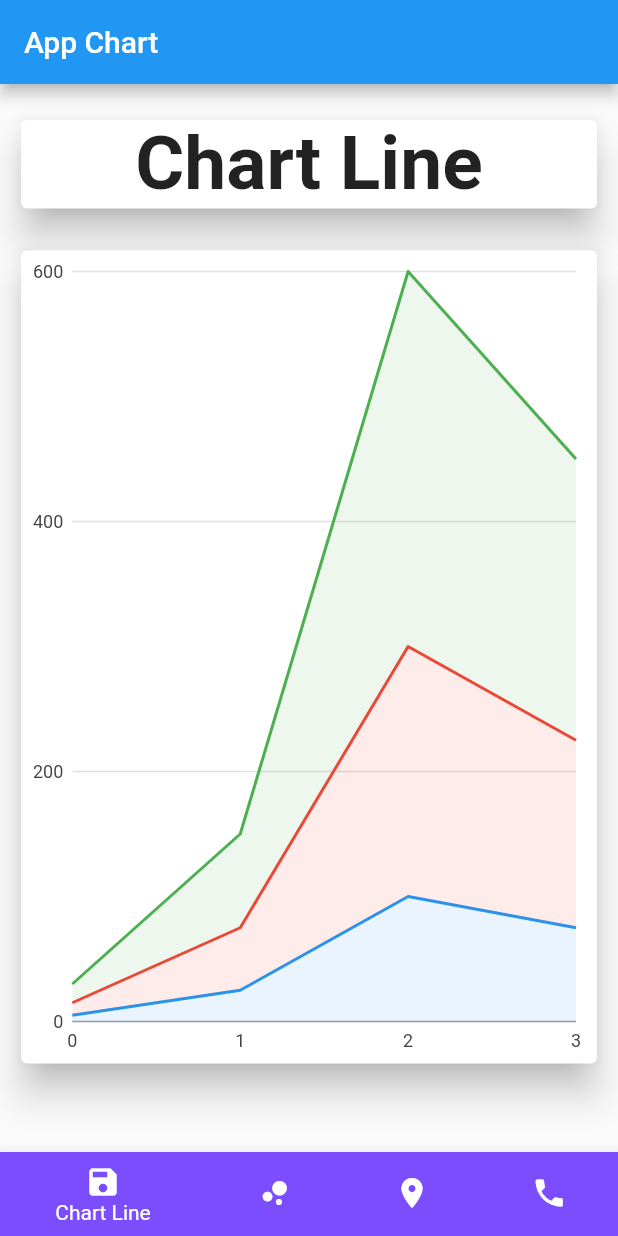
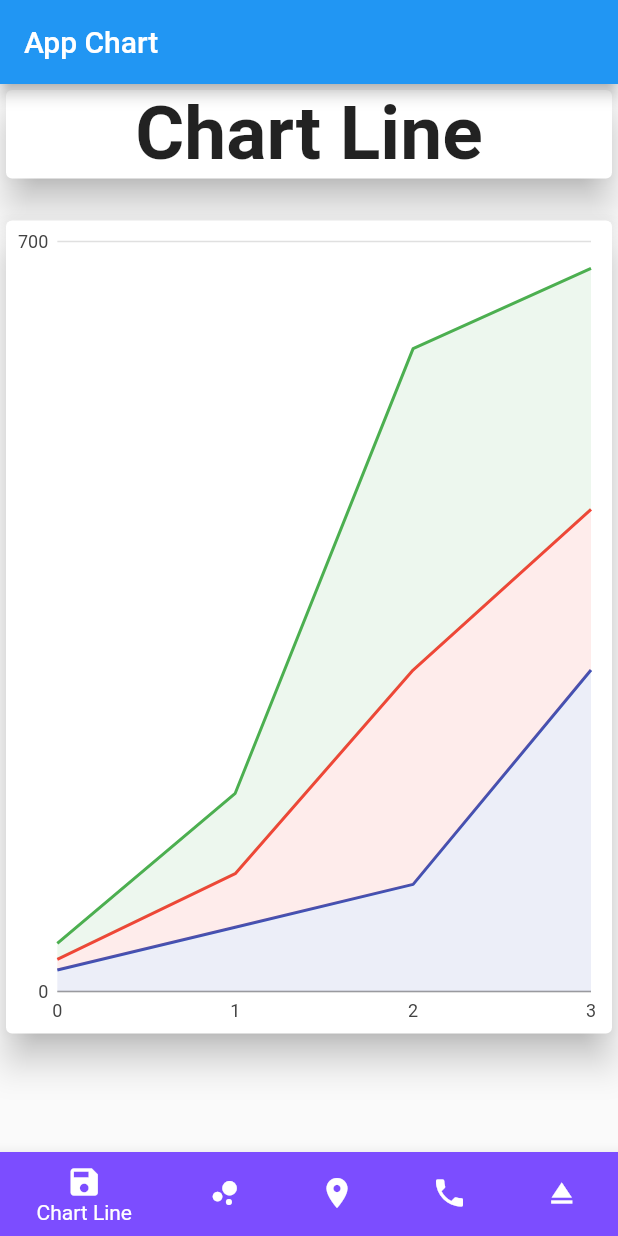
Before and after one commit to witawat2540/flutter_chart, a Flutter app: the screen it shows after launch, on a phone screen of 412 x 824 dp. Run offline on Flutter 3.47's test engine with Material 2 defaults, Android fonts, the phone set to English and light mode, and no system bars; our stand-ins replace charts_flutter, syncfusion_flutter_charts.

```diff
--- /dev/null
+++ b/json/sale.json
@@ -0,0 +1,6 @@
+[
+  {"year": "2010", "sales": 20.00},
+  {"year":"2011", "sales": 60.00},
+  {"year": "2012", "sales": 100.00},
+  {"year":"2013", "sales": 300.00}
+]
--- a/lib/chart_line.dart
+++ b/lib/chart_line.dart
@@ -12,19 +12,19 @@ class StackedAreaLineChart extends StatelessWidget {
   factory StackedAreaLineChart.withSampleData() {
     return new StackedAreaLineChart(
       _createSampleData(),
-      // Disable animations for image tests.
+
       animate: true,
     );
   }
 
   @override
   Widget build(BuildContext context) {
-    return Container(
-        child: ListView(
+    return new Container(
+        child: new ListView(
       children: [
         Card(
           elevation: 10.0,
-          child: Row(
+          child:new Row(
             mainAxisAlignment: MainAxisAlignment.center,
             children: [
               Text(
@@ -42,7 +42,7 @@ class StackedAreaLineChart extends StatelessWidget {
 
           child: Card(
             elevation: 10.0,
-            child: charts.LineChart(
+            child: new charts.LineChart(
               seriesList,
               defaultRenderer: new charts.LineRendererConfig(
                   includeArea: true, stacked: true),
@@ -58,7 +58,28 @@ class StackedAreaLineChart extends StatelessWidget {
 
   /// Create one series with sample hard coded data.
   static List<charts.Series<LinearSales, int>> _createSampleData() {
-    final myFakeDesktopData = [
+    List test = [
+      {"year": 0, "sales": 20},
+      {"year": 1, "sales": 60},
+      {"year": 2, "sales": 100},
+      {"year": 3, "sales": 300}
+    ];
+    final myFakeDesktopData = test.map((e) => new LinearSales(e['year'], e["sales"])).toList();
+
+    var myFakeTabletData = [
+      new LinearSales(0, 10),
+      new LinearSales(1, 50),
+      new LinearSales(2, 200),
+      new LinearSales(3, 150),
+    ];
+
+    var myFakeMobileData = [
+      new LinearSales(0, 15),
+      new LinearSales(1, 75),
+      new LinearSales(2, 300),
+      new LinearSales(3, 225),
+    ];
+    /*final myFakeDesktopData = [
       new LinearSales(0, 5),
       new LinearSales(1, 25),
       new LinearSales(2, 100),
@@ -77,12 +98,12 @@ class StackedAreaLineChart extends StatelessWidget {
       new LinearSales(1, 75),
       new LinearSales(2, 300),
       new LinearSales(3, 225),
-    ];
+    ];*/
 
     return [
       new charts.Series<LinearSales, int>(
         id: 'Desktop',
-        colorFn: (_, __) => charts.MaterialPalette.blue.shadeDefault,
+        colorFn: (_, __) => charts.MaterialPalette.indigo.shadeDefault,
         domainFn: (LinearSales sales, _) => sales.year,
         measureFn: (LinearSales sales, _) => sales.sales,
         data: myFakeDesktopData,
@@ -111,4 +132,5 @@ class LinearSales {
   final int sales;
 
   LinearSales(this.year, this.sales);
+
 }
--- a/lib/chart_rods.dart
+++ b/lib/chart_rods.dart
@@ -1,9 +1,6 @@
-/// Bar chart example
+
 import 'package:flutter/material.dart';
 import 'package:charts_flutter/flutter.dart' as charts;
-
-/// Example of a grouped bar chart with three series, each rendered with
-/// different fill colors.
 class GroupedFillColorBarChart extends StatelessWidget {
   final List<charts.Series> seriesList;
   final bool animate;
--- a/lib/main.dart
+++ b/lib/main.dart
@@ -1,10 +1,11 @@
-import 'package:charts_flutter/flutter.dart';
 import 'package:flutter/cupertino.dart';
 import 'package:flutter/material.dart';
 import 'package:flutter_day4/chart_line.dart';
 
 import 'Chart_blend.dart';
 import 'Chart_circie.dart';
+import 'Chart_json.dart';
+import 'chart_line.dart';
 import 'chart_rods.dart';
 
 void main() {
@@ -12,7 +13,6 @@ void main() {
 }
 
 class MyApp extends StatelessWidget {
-  // This widget is the root of your application.
   @override
   Widget build(BuildContext context) {
     return MaterialApp(
@@ -33,20 +33,29 @@ class MyHomePage extends StatefulWidget {
 
 class _MyHomePageState extends State<MyHomePage> {
   int _selectedIndex = 0;
+
+
   final List _pagesclass = [
-    Container(
-      child: StackedAreaLineChart.withSampleData(),
-      padding: EdgeInsets.only(left: 10, right: 10, top: 20, bottom: 20),
-    ),
+    StackedAreaLineChart.withSampleData(),
     GroupedFillColorBarChart.withSampleData(),
     DonutAutoLabelChart.withSampleData(),
     NumericComboLineBarChart.withSampleData(),
+    Charts_json()
   ];
+
+
 
   void _onItemTapped(int index) {
     setState(() {
       _selectedIndex = index;
     });
+  }
+
+  @override
+  void initState() {
+    //read_json();
+
+    super.initState();
   }
 
   @override
@@ -76,6 +85,10 @@ class _MyHomePageState extends State<MyHomePage> {
               icon: Icon(Icons.phone),
               title: Text('Chart Blend'),
               backgroundColor: Colors.deepPurpleAccent),
+          BottomNavigationBarItem(
+              icon: Icon(Icons.eject),
+              title: Text('Chart Json'),
+              backgroundColor: Colors.deepPurpleAccent),
         ],
         currentIndex: _selectedIndex,
       ),
--- a/pubspec.yaml
+++ b/pubspec.yaml
@@ -29,6 +29,7 @@ dependencies:
   # Use with the CupertinoIcons class for iOS style icons.
   cupertino_icons: ^0.1.3
   charts_flutter: ^0.9.0
+  syncfusion_flutter_charts:
 
 dev_dependencies:
   flutter_test:
@@ -46,8 +47,8 @@ flutter:
   uses-material-design: true
 
   # To add assets to your application, add an assets section, like this:
-  # assets:
-  #   - images/a_dot_burr.jpeg
+  assets:
+    - json/sale.json
   #   - images/a_dot_ham.jpeg
 
   # An image asset can refer to one or more resolution-specific "variants", see
```
Also changed, not shown: lib/Chart_blend.dart (+3 -8 lines), lib/Chart_json.dart (added, +64 -0 lines), pubspec.lock.
